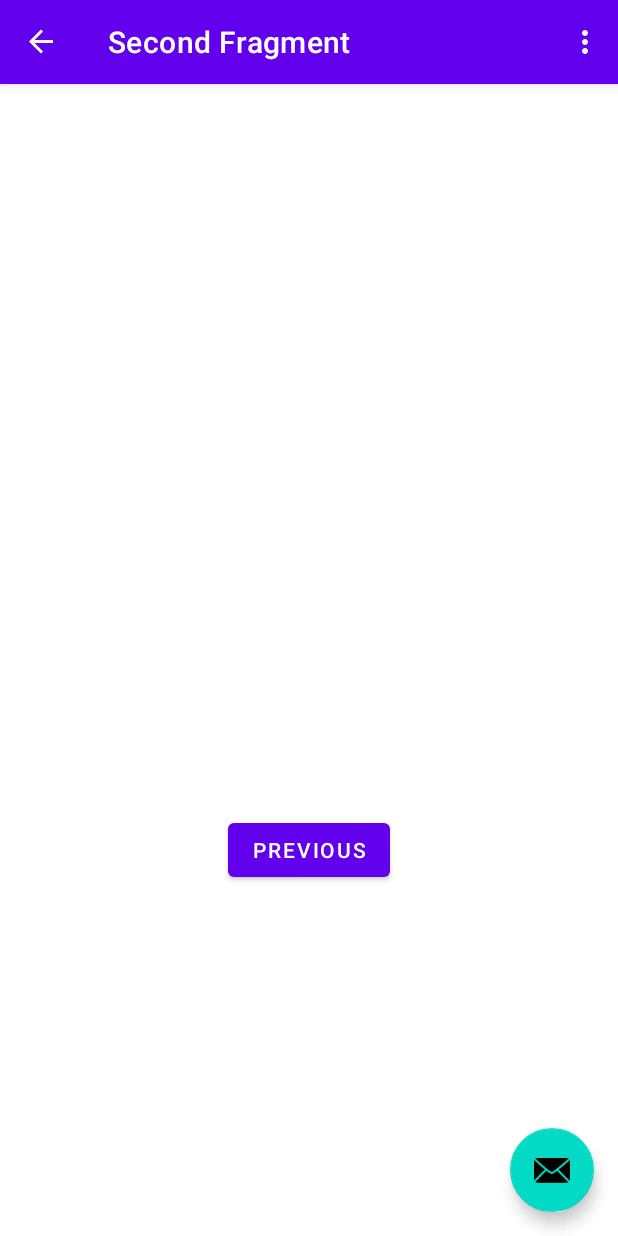
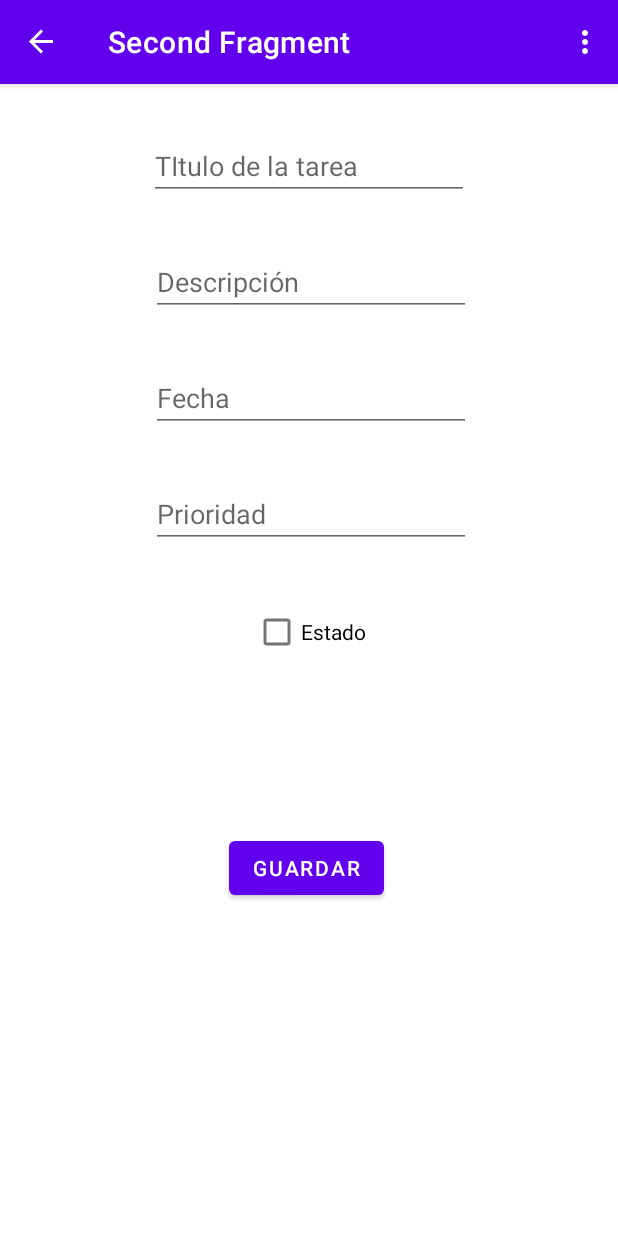
Before and after one commit to Mariocanedo/RoomExample0.1, an Android app: the SecondFragment screen opened through its navigation route, on a phone screen of 412 x 824 dp. Run offline under Robolectric (Android 15) with nearby library versions, the phone set to English and light mode, and no system bars; our stand-ins replace Room's generated code, navigation-ui; 3 statements that could not run were skipped.

Commit message:
SE AGREGA ADAPTER PARA RECYCLERVIEW, VISTA PARA UN ITEM DEL RECYCLER, ADEMAS SE INSERTAN TAREAS ,MUESTRA EL RECYCLER CON DATOS. FALTA EL AGREGAR TAREAS CON EL SEGUNDO FRAGMENTO, ADEMAS SELECCIONAR DEL RECYCLERVIEW Y CARGAR ESOS DATOS

```diff
--- a/app/build.gradle
+++ b/app/build.gradle
@@ -37,6 +37,13 @@ android {
 
 dependencies {
 
+    implementation("androidx.recyclerview:recyclerview:1.2.1")
+    // For control over item selection of both touch and mouse driven selection
+    implementation("androidx.recyclerview:recyclerview-selection:1.1.0")
+
+
+
+
     // corotueines implementation -----importante
     implementation 'androidx.room:room-ktx:2.4.3'
     kapt "androidx.room:room-compiler:2.4.3"
--- a/app/src/main/java/com/example/roomexample01/FirstFragment.kt
+++ b/app/src/main/java/com/example/roomexample01/FirstFragment.kt
@@ -9,6 +9,10 @@ import android.view.ViewGroup
 import androidx.fragment.app.activityViewModels
 import androidx.lifecycle.Observer
 import androidx.navigation.fragment.findNavController
+import androidx.recyclerview.widget.DividerItemDecoration
+import androidx.recyclerview.widget.LinearLayoutManager
+import androidx.room.Room
+import com.example.roomexample01.Model.TaskDataBase
 import com.example.roomexample01.Model.TaskEntity
 import com.example.roomexample01.ViewModel.TaskViewModel
 import com.example.roomexample01.databinding.FragmentFirstBinding
@@ -37,49 +41,29 @@ class FirstFragment : Fragment() {
 
     override fun onViewCreated(view: View, savedInstanceState: Bundle?) {
         super.onViewCreated(view, savedInstanceState)
+     // referencia Adapter
+        val adapter = TaskAdapter()
+        binding.rvTask.adapter= adapter
+        binding.rvTask.layoutManager = LinearLayoutManager(context)
+        binding.rvTask.addItemDecoration(DividerItemDecoration(context,DividerItemDecoration.VERTICAL))
 
 
         // recorrer la base de datos
         viewModel.allTask.observe(viewLifecycleOwner, Observer {
 
             it?.let {
-                 binding.tvt.text=it.toString()            }
+               adapter.update(it)         }
 
         })
 
-        val taskExample = TaskEntity(title = "Ejemplo Otro",
-            descripcion = "Descripcion",
-            author = "MarioC")
-          viewModel.insertTask(taskExample)
-        Log.d("Database",viewModel.allTask.toString())
+        val newTask = TaskEntity( title = "BD",
+            descripcion = "Base Prueba",
+            date = "07/12/2022",
+            priority = 2,
+            state = true)
+        viewModel.insertTask(newTask)
 
+  binding.fab2.setOnClickListener{
+      findNavController().navigate(R.id.action_FirstFragment_to_SecondFragment)
 
-
-
-        binding.buttonFirst.setOnClickListener {
-            findNavController().navigate(R.id.action_FirstFragment_to_SecondFragment)
-        }
-
-
-
-     /*   val instance = Room.databaseBuilder(
-            // la bade datos sea una para toda la app
-            requireContext().applicationContext,
-            TaskDataBase::class.java,
-            "Task_db")
-            // agregro esto para que el error se valla lo agrega al hilo principal
-           .allowMainThreadQueries()
-            .build()
-
-        var taskExample = TaskEntity(title = "Ejemplo Titulo",
-            descripcion = "Descripcion",
-            author = "Cristian")
-         instance.getTaskDao().insertTask(taskExample)
-        Log.d("Database",instance.getTaskDao().getAllTask().toString())*/
-    }
-
-    override fun onDestroyView() {
-        super.onDestroyView()
-        _binding.root
-    }
-}
+}}}
--- a/app/src/main/java/com/example/roomexample01/MainActivity.kt
+++ b/app/src/main/java/com/example/roomexample01/MainActivity.kt
@@ -28,10 +28,7 @@ class MainActivity : AppCompatActivity() {
         appBarConfiguration = AppBarConfiguration(navController.graph)
         setupActionBarWithNavController(navController, appBarConfiguration)
 
-        binding.fab.setOnClickListener { view ->
-            Snackbar.make(view, "Replace with your own action", Snackbar.LENGTH_LONG)
-                .setAction("Action", null).show()
-        }
+
     }
 
     override fun onCreateOptionsMenu(menu: Menu): Boolean {
--- a/app/src/main/java/com/example/roomexample01/Model/TaskDao.kt
+++ b/app/src/main/java/com/example/roomexample01/Model/TaskDao.kt
@@ -12,7 +12,7 @@ interface TaskDao {
     //inserta una tarea OBJETO DEL LA ENTIDAD  , ESTRATEGIA DE CONFLICTO REPETICIÓN EJ ID
     @Insert(onConflict = OnConflictStrategy.REPLACE)
 
-    suspend fun insertTask(task: TaskEntity)
+    suspend infix fun insertTask(task: TaskEntity)
 
     //inserta listado de tareas
     @Insert(onConflict = OnConflictStrategy.REPLACE)
--- a/app/src/main/java/com/example/roomexample01/Model/TaskDataBase.kt
+++ b/app/src/main/java/com/example/roomexample01/Model/TaskDataBase.kt
@@ -5,7 +5,7 @@ import androidx.room.Database
 import androidx.room.Room
 import androidx.room.RoomDatabase
 
-@Database(entities = [TaskEntity:: class], version = 1)
+@Database(entities = [TaskEntity:: class], version = 2)
 
 // CLASE ABSTRACTA HEREDA DE ROOM
 abstract  class TaskDataBase  : RoomDatabase() {
@@ -46,7 +46,7 @@ abstract  class TaskDataBase  : RoomDatabase() {
                     context.applicationContext,
                     // NOMBRE DEL ARCHIVO QUE CONTIENE LA BASE DE DATO
                     TaskDataBase::class.java,
-                    "Task_db"
+                    "TaskEntity"
                 )
                     .build()
                 INSTANCE = instance
--- a/app/src/main/java/com/example/roomexample01/Model/TaskEntity.kt
+++ b/app/src/main/java/com/example/roomexample01/Model/TaskEntity.kt
@@ -13,5 +13,8 @@ data class TaskEntity(
     val id: Int = 0,
     val title: String,
     val descripcion: String,
-    val author: String
+    val date : String,
+    val priority : Int,
+    val state : Boolean
+
 )
--- a/app/src/main/java/com/example/roomexample01/SecondFragment.kt
+++ b/app/src/main/java/com/example/roomexample01/SecondFragment.kt
@@ -32,9 +32,7 @@ class SecondFragment : Fragment() {
     override fun onViewCreated(view: View, savedInstanceState: Bundle?) {
         super.onViewCreated(view, savedInstanceState)
 
-        binding.buttonSecond.setOnClickListener {
-            findNavController().navigate(R.id.action_SecondFragment_to_FirstFragment)
-        }
+
     }
 
     override fun onDestroyView() {
--- a/app/src/main/res/layout/activity_main.xml
+++ b/app/src/main/res/layout/activity_main.xml
@@ -22,13 +22,4 @@
 
     <include layout="@layout/content_main" />
 
-    <com.google.android.material.floatingactionbutton.FloatingActionButton
-        android:id="@+id/fab"
-        android:layout_width="wrap_content"
-        android:layout_height="wrap_content"
-        android:layout_gravity="bottom|end"
-        android:layout_marginEnd="@dimen/fab_margin"
-        android:layout_marginBottom="16dp"
-        app:srcCompat="@android:drawable/ic_dialog_email" />
-
 </androidx.coordinatorlayout.widget.CoordinatorLayout>
--- a/app/src/main/res/layout/fragment_first.xml
+++ b/app/src/main/res/layout/fragment_first.xml
@@ -6,23 +6,27 @@
     android:layout_height="match_parent"
     tools:context=".FirstFragment">
 
-    <TextView
-        android:id="@+id/tvt"
+    <com.google.android.material.floatingactionbutton.FloatingActionButton
+        android:id="@+id/fab2"
         android:layout_width="wrap_content"
         android:layout_height="wrap_content"
-        android:text="@string/hello_first_fragment"
-        app:layout_constraintBottom_toTopOf="@id/button_first"
+        android:layout_gravity="bottom|end"
+        android:layout_marginTop="8dp"
+        app:layout_constraintBottom_toBottomOf="parent"
         app:layout_constraintEnd_toEndOf="parent"
+        app:layout_constraintHorizontal_bias="0.498"
         app:layout_constraintStart_toStartOf="parent"
-        app:layout_constraintTop_toTopOf="parent" />
+        app:layout_constraintTop_toBottomOf="@+id/rv_task"
+        app:layout_constraintVertical_bias="0.0"
+        app:srcCompat="@android:drawable/ic_dialog_email" />
 
-    <Button
-        android:id="@+id/button_first"
-        android:layout_width="wrap_content"
-        android:layout_height="wrap_content"
-        android:text="@string/next"
+    <androidx.recyclerview.widget.RecyclerView
+        android:id="@+id/rv_task"
+        android:layout_width="292dp"
+        android:layout_height="461dp"
         app:layout_constraintBottom_toBottomOf="parent"
         app:layout_constraintEnd_toEndOf="parent"
         app:layout_constraintStart_toStartOf="parent"
-        app:layout_constraintTop_toBottomOf="@id/tvt" />
+        app:layout_constraintTop_toTopOf="parent"
+        app:layout_constraintVertical_bias="0.305" />
 </androidx.constraintlayout.widget.ConstraintLayout>
--- a/app/src/main/res/layout/fragment_second.xml
+++ b/app/src/main/res/layout/fragment_second.xml
@@ -6,22 +6,71 @@
     android:layout_height="match_parent"
     tools:context=".SecondFragment">
 
-    <TextView
-        android:id="@+id/textview_second"
+    <EditText
+        android:id="@+id/et_title"
         android:layout_width="wrap_content"
         android:layout_height="wrap_content"
-        app:layout_constraintBottom_toTopOf="@id/button_second"
+        android:layout_marginTop="32dp"
+        android:ems="10"
+        android:hint="TItulo de la tarea"
+        android:inputType="textPersonName"
         app:layout_constraintEnd_toEndOf="parent"
         app:layout_constraintStart_toStartOf="parent"
         app:layout_constraintTop_toTopOf="parent" />
 
-    <Button
-        android:id="@+id/button_second"
+    <EditText
+        android:id="@+id/et_description"
         android:layout_width="wrap_content"
         android:layout_height="wrap_content"
-        android:text="@string/previous"
+        android:layout_marginStart="1dp"
+        android:layout_marginTop="32dp"
+        android:ems="10"
+        android:hint="Descripción"
+        android:inputType="textPersonName"
+        app:layout_constraintStart_toStartOf="@+id/et_title"
+        app:layout_constraintTop_toBottomOf="@+id/et_title" />
+
+    <EditText
+        android:id="@+id/et_date"
+        android:layout_width="wrap_content"
+        android:layout_height="wrap_content"
+        android:layout_marginTop="32dp"
+        android:ems="10"
+        android:hint="Fecha"
+        android:inputType="date"
+        app:layout_constraintStart_toStartOf="@+id/et_description"
+        app:layout_constraintTop_toBottomOf="@+id/et_description" />
+
+    <EditText
+        android:id="@+id/et_priority"
+        android:layout_width="wrap_content"
+        android:layout_height="wrap_content"
+        android:layout_marginTop="32dp"
+        android:ems="10"
+        android:hint="Prioridad"
+        android:inputType="number"
+        app:layout_constraintStart_toStartOf="@+id/et_date"
+        app:layout_constraintTop_toBottomOf="@+id/et_date" />
+
+    <CheckBox
+        android:id="@+id/cb_statenew"
+        android:layout_width="wrap_content"
+        android:layout_height="wrap_content"
+        android:layout_marginTop="32dp"
+        android:text="Estado"
+        app:layout_constraintEnd_toEndOf="parent"
+        app:layout_constraintStart_toStartOf="parent"
+        app:layout_constraintTop_toBottomOf="@+id/et_priority" />
+
+    <Button
+        android:id="@+id/btnsave"
+        android:layout_width="wrap_content"
+        android:layout_height="wrap_content"
+        android:layout_marginEnd="3dp"
+        android:layout_marginBottom="112dp"
+        android:text="Guardar"
         app:layout_constraintBottom_toBottomOf="parent"
         app:layout_constraintEnd_toEndOf="parent"
         app:layout_constraintStart_toStartOf="parent"
-        app:layout_constraintTop_toBottomOf="@id/textview_second" />
+        app:layout_constraintTop_toBottomOf="@+id/cb_statenew" />
 </androidx.constraintlayout.widget.ConstraintLayout>
```
